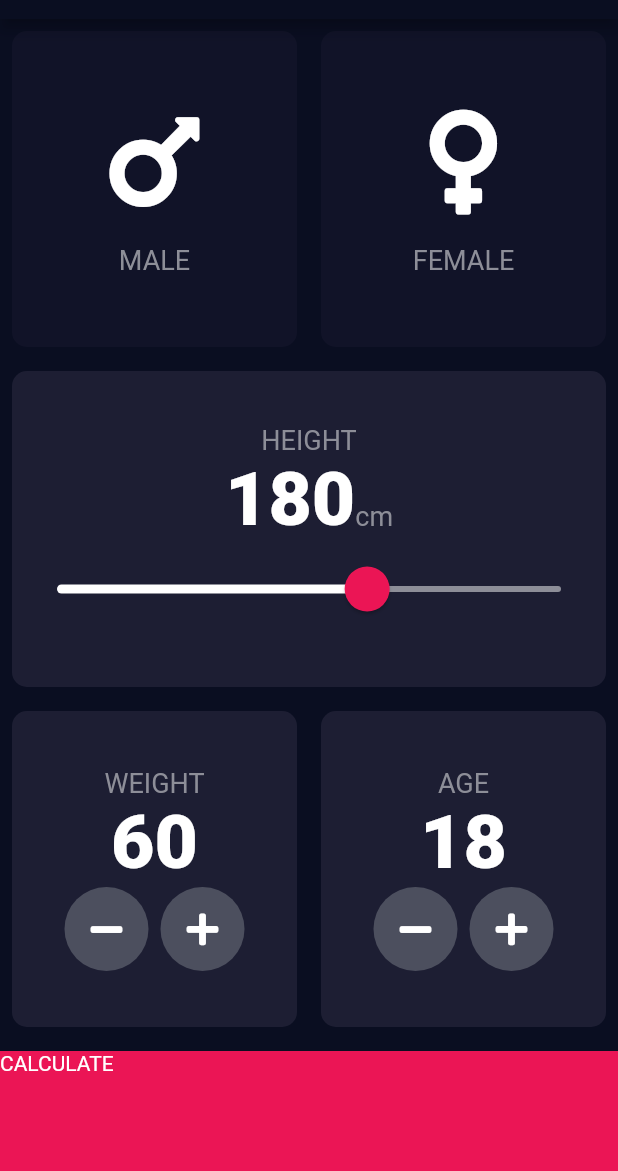
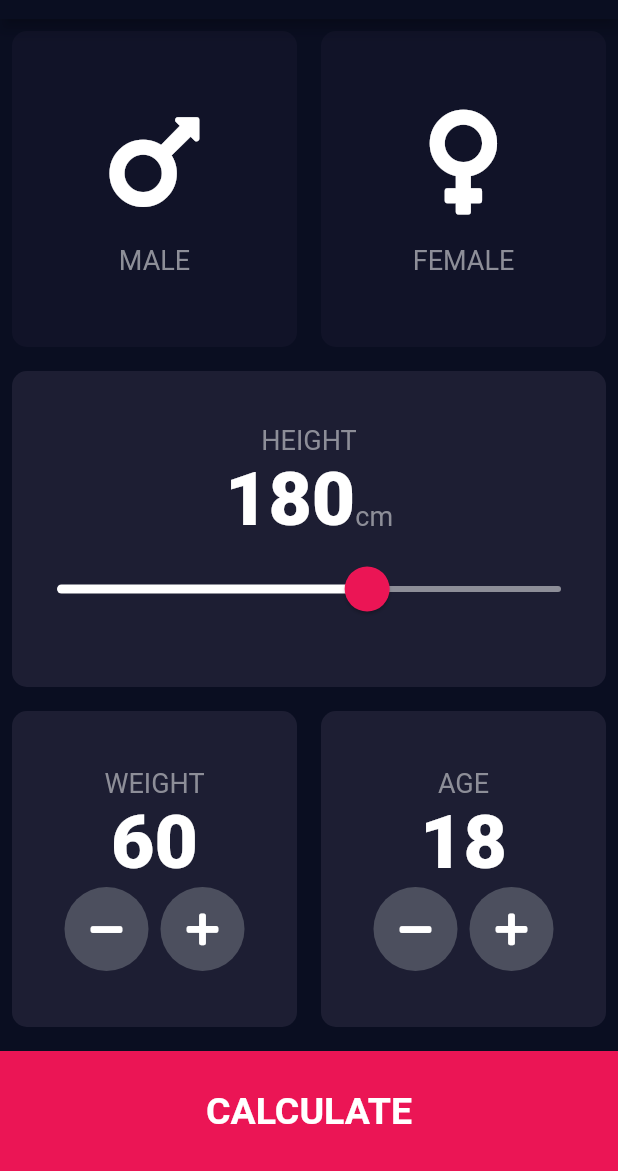
Before and after one commit to cesar-ferreira/flutter-BMICalculator, a Flutter app: the screen it shows after launch, on a phone screen of 412 x 824 dp, the part 65-1236 px from its top. Run offline on Flutter 3.47's test engine with Material 2 defaults, Android fonts, the phone set to English and light mode, and no system bars; our stand-ins replace font_awesome_flutter.

Commit message:
finish app

```diff
--- a/bmi_calculator/lib/input_page.dart
+++ b/bmi_calculator/lib/input_page.dart
@@ -1,4 +1,7 @@
+import 'package:bmi_calculator/calculator_brain.dart';
 import 'package:bmi_calculator/constants.dart';
+import 'package:bmi_calculator/results_page.dart';
+import 'package:bmi_calculator/widgets/bottom_button.dart';
 import 'package:bmi_calculator/widgets/icon_content.dart';
 import 'package:bmi_calculator/widgets/reusable_card.dart';
 import 'package:bmi_calculator/widgets/round_icon_button.dart';
@@ -25,7 +28,8 @@ class _InputPageState extends State<InputPage> {
 
   @override
   Widget build(BuildContext context) {
-    return Scaffold(
+    return SafeArea(
+      child: Scaffold(
         appBar: AppBar(
           title: Text('BMI CALCULATOR'),
         ),
@@ -205,21 +209,24 @@ class _InputPageState extends State<InputPage> {
                 ],
               ),
             ),
-          GestureDetector(
+            BottomButton(
+              title: 'CALCULATE',
               onTap: () {
-              Navigator.pushNamed(context, '/results');
+
+                CalculatorBrain calculate = CalculatorBrain(height: height, weight: weight);
+
+                Navigator.push(context, MaterialPageRoute(
+                    builder: (context) => ResultsPage(
+                      bmiResults: calculate.calculateBMI(),
+                      resultText: calculate.getResults(),
+                      interpretationText: calculate.getInterpretation(),
+
+                    )
+                ));
               },
-            child: Container(
-              child: Text(
-                'CALCULATE'
-              ),
-              color: kBottomContainerColour,
-              margin: EdgeInsets.only(top: 8),
-              width: double.infinity,
-              height: 80,
-            ),
             ),
           ],
+        ),
       ),
     );
   }
--- a/bmi_calculator/lib/main.dart
+++ b/bmi_calculator/lib/main.dart
@@ -12,13 +12,7 @@ class BMICalculator extends StatelessWidget {
         primaryColor: Color(0xFF0A0E21),
         scaffoldBackgroundColor: Color(0xFF0A0E21),
       ),
-
-      initialRoute: '/',
-      routes: {
-        '/': (context) => InputPage(),
-        '/results': (context) => ResultsPage(),
-      },
-
+      home: InputPage(),
       debugShowCheckedModeBanner: false,
     );
   }
--- /dev/null
+++ b/bmi_calculator/lib/widgets/bottom_button.dart
@@ -0,0 +1,30 @@
+import 'package:flutter/material.dart';
+
+import '../constants.dart';
+
+class BottomButton extends StatelessWidget {
+
+  BottomButton({@required this.title, @required this.onTap});
+
+  final Function onTap;
+  final String title;
+
+  @override
+  Widget build(BuildContext context) {
+    return GestureDetector(
+      onTap: onTap,
+      child: Container(
+        child: Center(
+          child: Text(
+            title,
+            style: kLargeButtonTextStyle,
+          ),
+        ),
+        color: kBottomContainerColour,
+        margin: EdgeInsets.only(top: 8),
+        width: double.infinity,
+        height: 80,
+      ),
+    );
+  }
+}
```
Also changed, not shown: bmi_calculator/lib/calculator_brain.dart (added, +46 -0 lines), bmi_calculator/lib/constants.dart (+25 -0 lines), bmi_calculator/lib/results_page.dart (+57 -1 lines). Lines whose indentation alone changed are shown as unchanged.
